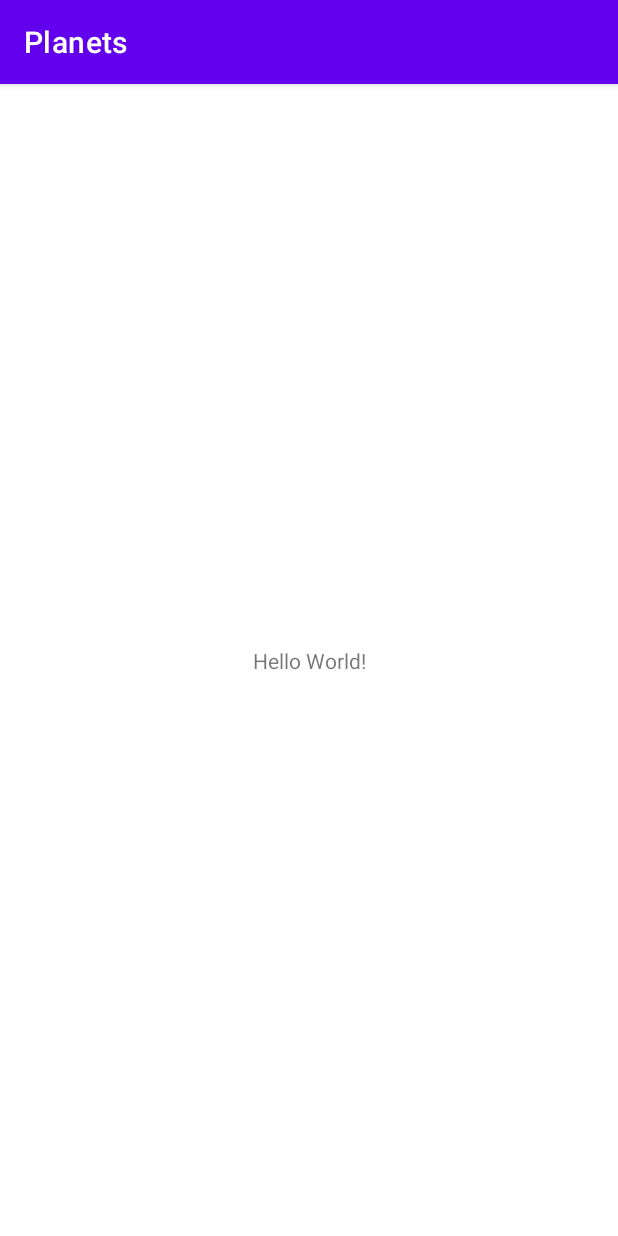
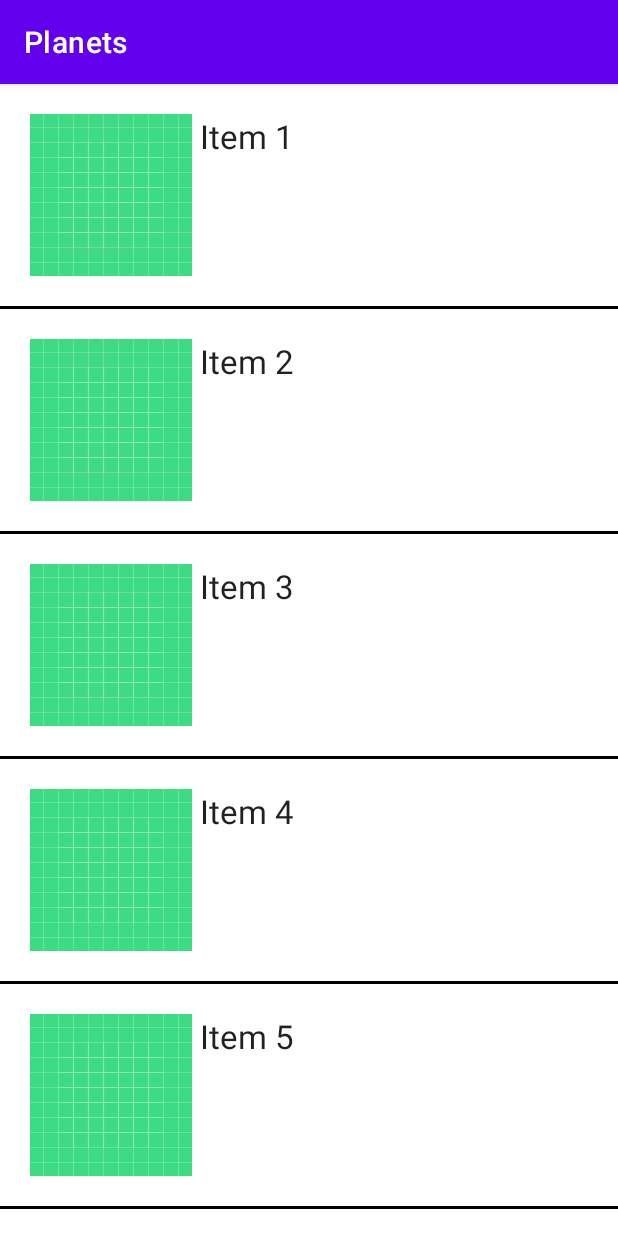
Before and after one commit to Guilherme-FCM/Android-Planets, an Android app: the screen it shows after launch (MainActivity), on a phone screen of 412 x 824 dp. Run offline under Robolectric (Android 15) with nearby library versions, the phone set to English and light mode, and no system bars.

Commit message:
List items

```diff
--- /dev/null
+++ b/app/src/main/java/com/example/planets/ListItem.java
@@ -0,0 +1,35 @@
+package com.example.planets;
+
+public class ListItem {
+    private String data;
+    private int image;
+
+    public ListItem(String data, int image) {
+        this.data = data;
+        this.image = image;
+    }
+
+    public String getData() {
+        return data;
+    }
+
+    public void setData(String data) {
+        this.data = data;
+    }
+
+    public int getImage() {
+        return image;
+    }
+
+    public void setImage(int image) {
+        this.image = image;
+    }
+
+    @Override
+    public String toString() {
+        return "ListItem{" +
+                "data='" + data + '\'' +
+                ", image=" + image +
+                '}';
+    }
+}
--- a/app/src/main/java/com/example/planets/MainActivity.java
+++ b/app/src/main/java/com/example/planets/MainActivity.java
@@ -1,14 +1,52 @@
 package com.example.planets;
+
+import android.os.Bundle;
+import android.view.View;
+import android.widget.AdapterView;
+import android.widget.ListView;
+import android.widget.Toast;
 
 import androidx.appcompat.app.AppCompatActivity;
 
-import android.os.Bundle;
+import java.util.ArrayList;
 
-public class MainActivity extends AppCompatActivity {
+public class MainActivity extends AppCompatActivity implements AdapterView.OnItemClickListener {
+    private ListView listView;
+    private ArrayList<ListItem> data;
+    private MyAdapter adapter;
 
     @Override
     protected void onCreate(Bundle savedInstanceState) {
         super.onCreate(savedInstanceState);
         setContentView(R.layout.activity_main);
+
+        listView = findViewById(R.id.listView);
+        fillData();
+        fillArrayAdapter();
+        listView.setAdapter(adapter);
+        listView.setOnItemClickListener(this);
+    }
+
+    private void fillArrayAdapter() {
+        adapter = new MyAdapter(this, data);
+    }
+
+    private void fillData() {
+        data = new ArrayList<ListItem>();
+        data.add(new ListItem("Item 1", R.drawable.ic_launcher_background));
+        data.add(new ListItem("Item 2", R.drawable.ic_launcher_background));
+        data.add(new ListItem("Item 3", R.drawable.ic_launcher_background));
+        data.add(new ListItem("Item 4", R.drawable.ic_launcher_background));
+        data.add(new ListItem("Item 5", R.drawable.ic_launcher_background));
+        data.add(new ListItem("Item 6", R.drawable.ic_launcher_background));
+        data.add(new ListItem("Item 7", R.drawable.ic_launcher_background));
+        data.add(new ListItem("Item 8", R.drawable.ic_launcher_background));
+        data.add(new ListItem("Item 9", R.drawable.ic_launcher_background));
+    }
+
+    @Override
+    public void onItemClick(AdapterView<?> adapterView, View view, int i, long l) {
+        ListItem item = (ListItem) adapterView.getItemAtPosition(i);
+        Toast.makeText(this, "Click em: " + item, Toast.LENGTH_SHORT).show();
     }
 }
--- /dev/null
+++ b/app/src/main/java/com/example/planets/MyAdapter.java
@@ -0,0 +1,50 @@
+package com.example.planets;
+
+import android.content.Context;
+import android.view.LayoutInflater;
+import android.view.View;
+import android.view.ViewGroup;
+import android.widget.BaseAdapter;
+import android.widget.ImageView;
+import android.widget.TextView;
+
+import java.util.ArrayList;
+
+public class MyAdapter extends BaseAdapter {
+    private LayoutInflater inflater;
+    private ArrayList<ListItem> data;
+
+    public MyAdapter(Context context, ArrayList<ListItem> data) {
+        this.inflater = LayoutInflater.from(context);
+        this.data = data;
+    }
+
+    @Override
+    public int getCount() {
+        return data.size();
+    }
+
+    @Override
+    public Object getItem(int i) {
+        return data.get(i);
+    }
+
+    @Override
+    public long getItemId(int i) {
+        return i;
+    }
+
+    @Override
+    public View getView(int i, View view, ViewGroup viewGroup) {
+        ListItem item = data.get(i);
+        view = inflater.inflate(R.layout.item_layout, null);
+
+        TextView textView = view.findViewById(R.id.textViewItem);
+        ImageView imageView = view.findViewById(R.id.imageView);
+
+        textView.setText(item.getData());
+        imageView.setImageResource(item.getImage());
+
+        return view;
+    }
+}
--- a/app/src/main/res/layout/activity_main.xml
+++ b/app/src/main/res/layout/activity_main.xml
@@ -6,13 +6,11 @@
     android:layout_height="match_parent"
     tools:context=".MainActivity">
 
-    <TextView
+    <ListView
         android:layout_width="wrap_content"
-        android:layout_height="wrap_content"
-        android:text="Hello World!"
-        app:layout_constraintBottom_toBottomOf="parent"
-        app:layout_constraintEnd_toEndOf="parent"
-        app:layout_constraintStart_toStartOf="parent"
-        app:layout_constraintTop_toTopOf="parent" />
+        android:layout_height="match_parent"
+        android:id="@+id/listView"
+        android:divider="#000000"
+        android:dividerHeight="2dp" />
 
 </androidx.constraintlayout.widget.ConstraintLayout>
```
